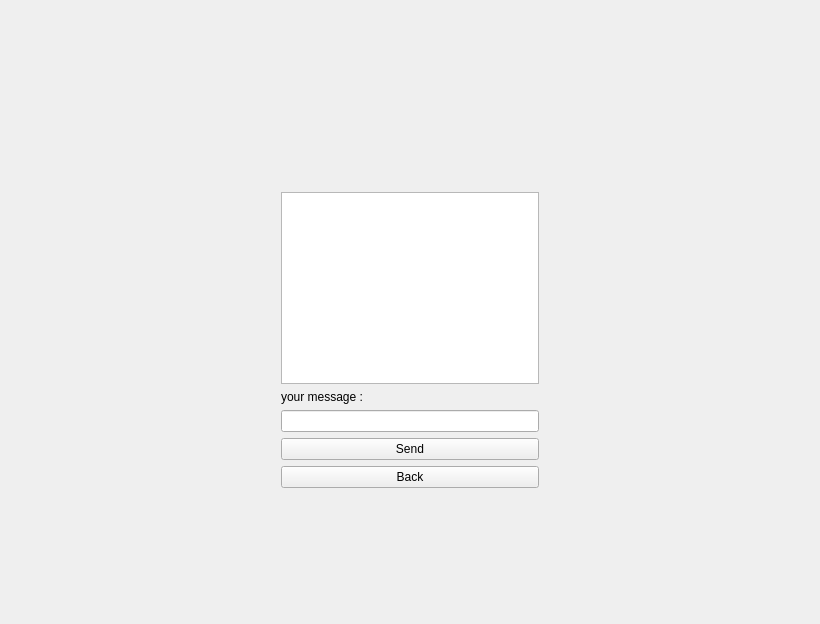
nobourge/INFO-F209, file src/client_side/QtCode/mainmenuview.ui: the form before one commit.
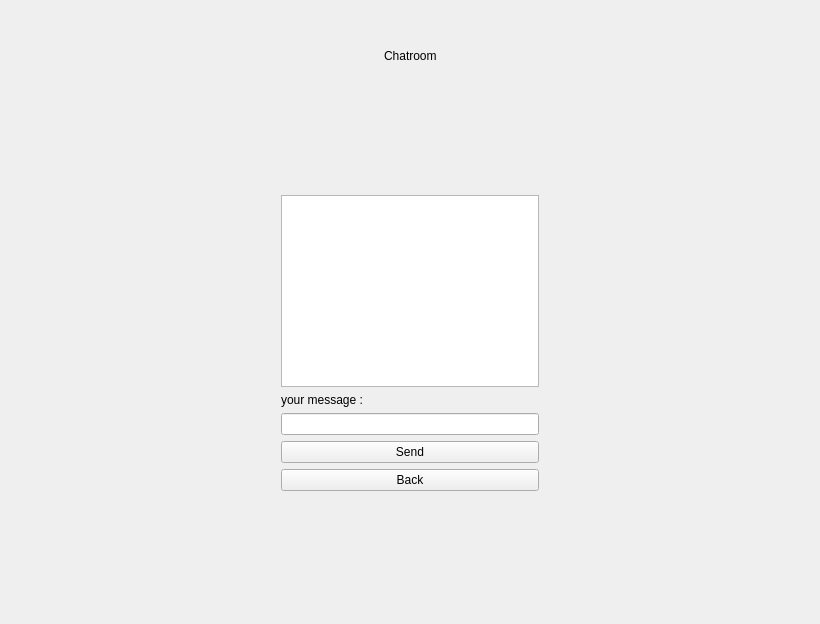
The form after the commit. The open tabs and pages were chosen to show the change. Icons and pictures are not drawn.

Commit message: game chat works

The edit to the form file:
```diff
--- a/src/client_side/QtCode/mainmenuview.ui
+++ b/src/client_side/QtCode/mainmenuview.ui
@@ -3864,6 +3864,13 @@
               </property>
              </spacer>
             </item>
+            <item>
+             <widget class="QLabel" name="label_title_Chat">
+              <property name="text">
+               <string>Chatroom</string>
+              </property>
+             </widget>
+            </item>
             <item>
              <spacer name="horizontalSpacer_34">
               <property name="orientation">
```
Left out of the diff: 2 changed lines with no effect on the pictures. The commit also changes 5 other files.
